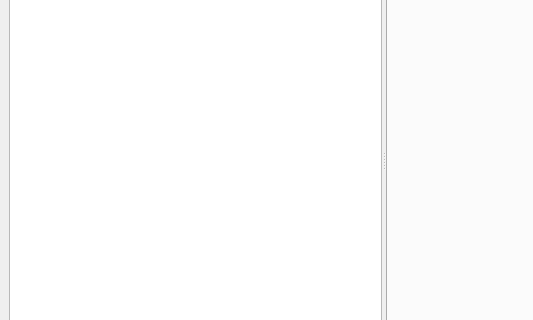
The window that mainwindow/mainwindow.ui (ICRAR/icrar-msviewer) describes before a commit, drawn with Qt 5; both pictures show x 0 to 533 and y 139 to 459 of the 800 by 600 pixel window.
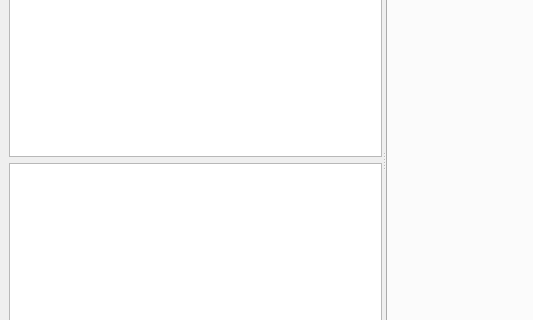
The same window after the commit.

Commit message: added selected ms view

The edit to the form file:
```diff
--- a/mainwindow/mainwindow.ui
+++ b/mainwindow/mainwindow.ui
@@ -34,6 +34,9 @@
       </property>
       <widget class="QWidget" name="leftBox">
        <layout class="QVBoxLayout" name="verticalLayout2">
+        <item>
+         <widget class="QListView" name="listView"/>
+        </item>
         <item>
          <widget class="QTreeView" name="treeView"/>
         </item>
```
The commit also changes 12 other files.
